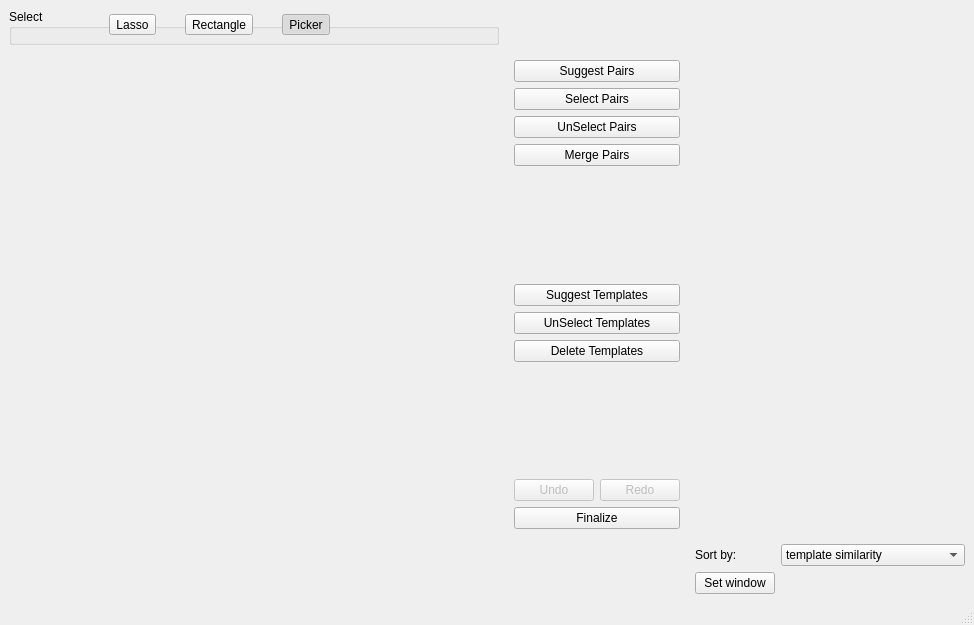
Before: the Qt Designer form circus/shared/qt_merge.ui in spyking-circus/spyking-circus, drawn with Qt 5.
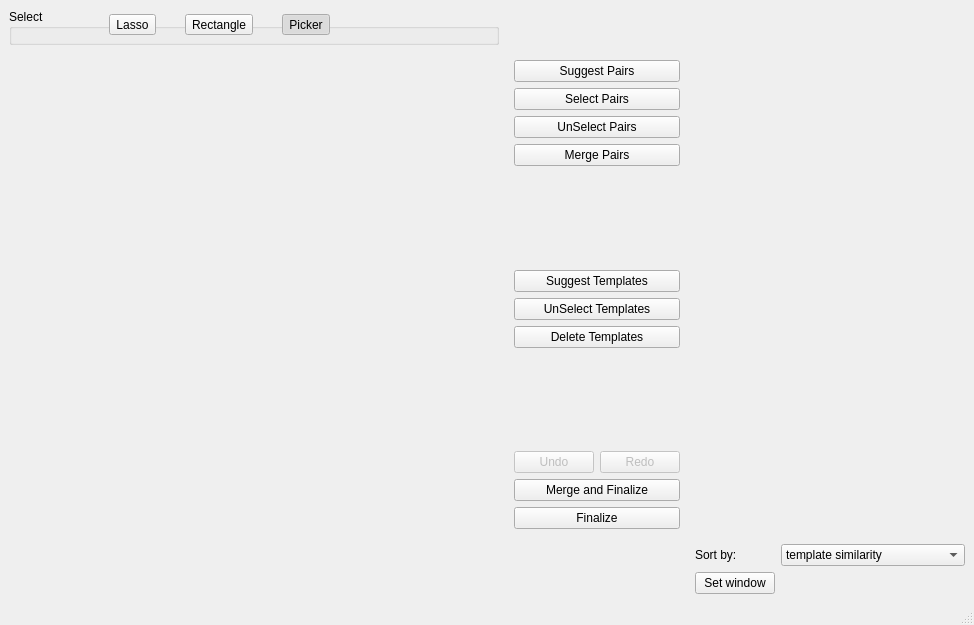
After: the same form once the commit is applied. Icons and pictures are not drawn. Custom widgets are drawn as their Qt base class.

Commit message: Add a Finalize and Merge button

```diff
--- a/circus/shared/qt_merge.ui
+++ b/circus/shared/qt_merge.ui
@@ -330,6 +330,16 @@
          </item>
         </layout>
        </item>
+       <item>
+        <widget class="QPushButton" name="btn_merge_and_finalize">
+         <property name="text">
+          <string>Merge and Finalize</string>
+         </property>
+         <property name="icon">
+          <iconset theme="system-run"/>
+         </property>
+        </widget>
+       </item>
        <item>
         <widget class="QPushButton" name="btn_finalize">
          <property name="text">
```
Left out of the diff: 8 changed lines with no effect on the pictures. The commit also changes 1 other file.
